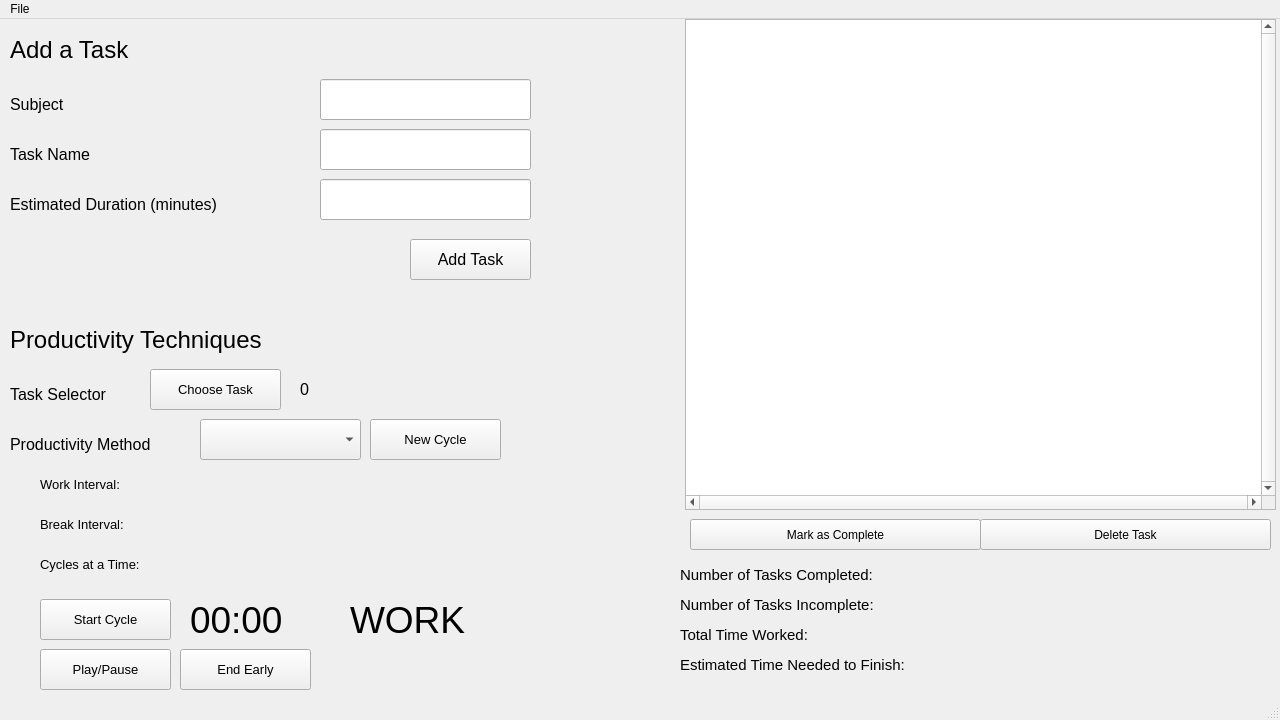
First picture: the form in python vis app/mainwindow.ui, repository mishaalkandapath/hackathon, before the edit.
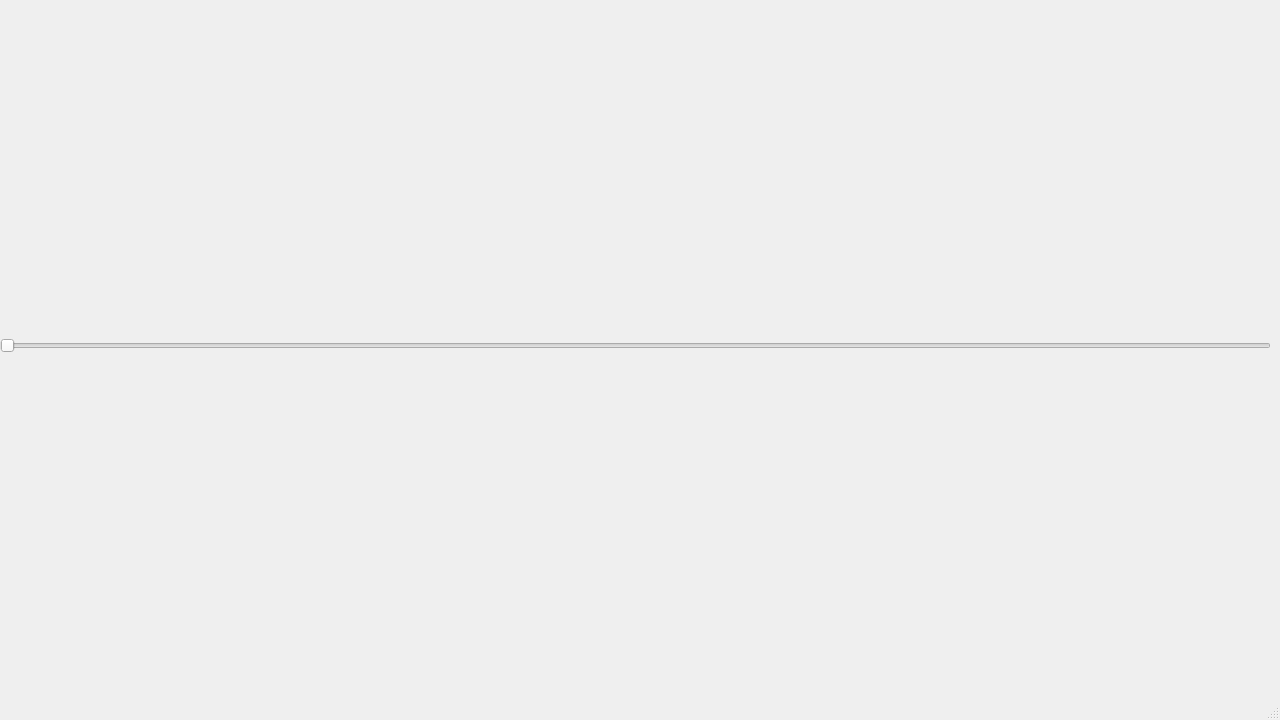
Second picture: the form after the edit.

Diff of the .ui file:
```diff
--- a/python vis app/mainwindow.ui
+++ b/python vis app/mainwindow.ui
@@ -20,534 +20,25 @@
    <string>ToDoPlus</string>
   </property>
   <widget class="QWidget" name="centralwidget">
-   <widget class="QTableWidget" name="tasksTable">
+   <widget class="QWidget" name="verticalLayoutWidget">
     <property name="geometry">
      <rect>
-      <x>685</x>
+      <x>0</x>
       <y>0</y>
-      <width>591</width>
-      <height>491</height>
+      <width>1271</width>
+      <height>691</height>
      </rect>
     </property>
-    <property name="verticalScrollBarPolicy">
-     <enum>Qt::ScrollBarAlwaysOn</enum>
-    </property>
-    <property name="horizontalScrollBarPolicy">
-     <enum>Qt::ScrollBarAlwaysOn</enum>
-    </property>
-    <property name="sizeAdjustPolicy">
-     <enum>QAbstractScrollArea::AdjustToContents</enum>
-    </property>
-    <property name="columnCount">
-     <number>0</number>
-    </property>
-    <attribute name="horizontalHeaderCascadingSectionResizes">
-     <bool>true</bool>
-    </attribute>
-    <attribute name="horizontalHeaderMinimumSectionSize">
-     <number>45</number>
-    </attribute>
+    <layout class="QVBoxLayout" name="verticalLayout">
+     <item>
+      <widget class="QSlider" name="horizontalSlider">
+       <property name="orientation">
+        <enum>Qt::Horizontal</enum>
+       </property>
+      </widget>
+     </item>
+    </layout>
    </widget>
-   <widget class="QLabel" name="taskHeader">
-    <property name="geometry">
-     <rect>
-      <x>10</x>
-      <y>10</y>
-      <width>161</width>
-      <height>41</height>
-     </rect>
-    </property>
-    <property name="font">
-     <font>
-      <pointsize>18</pointsize>
-     </font>
-    </property>
-    <property name="text">
-     <string>Add a Task</string>
-    </property>
-   </widget>
-   <widget class="QLabel" name="subjectLabel">
-    <property name="geometry">
-     <rect>
-      <x>10</x>
-      <y>70</y>
-      <width>111</width>
-      <height>31</height>
-     </rect>
-    </property>
-    <property name="font">
-     <font>
-      <pointsize>12</pointsize>
-     </font>
-    </property>
-    <property name="text">
-     <string>Subject</string>
-    </property>
-   </widget>
-   <widget class="QLabel" name="taskLabel">
-    <property name="geometry">
-     <rect>
-      <x>10</x>
-      <y>120</y>
-      <width>111</width>
-      <height>31</height>
-     </rect>
-    </property>
-    <property name="font">
-     <font>
-      <pointsize>12</pointsize>
-     </font>
-    </property>
-    <property name="text">
-     <string>Task Name</string>
-    </property>
-   </widget>
-   <widget class="QLabel" name="timeLabel">
-    <property name="geometry">
-     <rect>
-      <x>10</x>
-      <y>170</y>
-      <width>271</width>
-      <height>31</height>
-     </rect>
-    </property>
-    <property name="font">
-     <font>
-      <pointsize>12</pointsize>
-     </font>
-    </property>
-    <property name="text">
-     <string>Estimated Duration (minutes)</string>
-    </property>
-   </widget>
-   <widget class="QLineEdit" name="subjectBox">
-    <property name="geometry">
-     <rect>
-      <x>320</x>
-      <y>60</y>
-      <width>211</width>
-      <height>41</height>
-     </rect>
-    </property>
-   </widget>
-   <widget class="QLineEdit" name="taskBox">
-    <property name="geometry">
-     <rect>
-      <x>320</x>
-      <y>110</y>
-      <width>211</width>
-      <height>41</height>
-     </rect>
-    </property>
-   </widget>
-   <widget class="QLineEdit" name="timeBox">
-    <property name="geometry">
-     <rect>
-      <x>320</x>
-      <y>160</y>
-      <width>211</width>
-      <height>41</height>
-     </rect>
-    </property>
-   </widget>
-   <widget class="QPushButton" name="addTaskButton">
-    <property name="geometry">
-     <rect>
-      <x>410</x>
-      <y>220</y>
-      <width>121</width>
-      <height>41</height>
-     </rect>
-    </property>
-    <property name="font">
-     <font>
-      <pointsize>12</pointsize>
-     </font>
-    </property>
-    <property name="text">
-     <string>Add Task</string>
-    </property>
-   </widget>
-   <widget class="QLabel" name="productivityHeader">
-    <property name="geometry">
-     <rect>
-      <x>10</x>
-      <y>300</y>
-      <width>321</width>
-      <height>41</height>
-     </rect>
-    </property>
-    <property name="font">
-     <font>
-      <pointsize>18</pointsize>
-     </font>
-    </property>
-    <property name="text">
-     <string>Productivity Techniques</string>
-    </property>
-   </widget>
-   <widget class="QLabel" name="chooseTaskLabel">
-    <property name="geometry">
-     <rect>
-      <x>10</x>
-      <y>360</y>
-      <width>131</width>
-      <height>31</height>
-     </rect>
-    </property>
-    <property name="font">
-     <font>
-      <pointsize>12</pointsize>
-     </font>
-    </property>
-    <property name="text">
-     <string>Task Selector</string>
-    </property>
-   </widget>
-   <widget class="QPushButton" name="chooseButton">
-    <property name="geometry">
-     <rect>
-      <x>150</x>
-      <y>350</y>
-      <width>131</width>
-      <height>41</height>
-     </rect>
-    </property>
-    <property name="font">
-     <font>
-      <pointsize>10</pointsize>
-     </font>
-    </property>
-    <property name="text">
-     <string>Choose Task</string>
-    </property>
-   </widget>
-   <widget class="QLabel" name="productivityLabel">
-    <property name="geometry">
-     <rect>
-      <x>10</x>
-      <y>410</y>
-      <width>181</width>
-      <height>31</height>
-     </rect>
-    </property>
-    <property name="font">
-     <font>
-      <pointsize>12</pointsize>
-     </font>
-    </property>
-    <property name="text">
-     <string>Productivity Method</string>
-    </property>
-   </widget>
-   <widget class="QComboBox" name="productivityChoose">
-    <property name="geometry">
-     <rect>
-      <x>200</x>
-      <y>400</y>
-      <width>161</width>
-      <height>41</height>
-     </rect>
-    </property>
-    <property name="currentText">
-     <string extracomment="Choose a Method"/>
-    </property>
-   </widget>
-   <widget class="QLabel" name="workLabel">
-    <property name="geometry">
-     <rect>
-      <x>40</x>
-      <y>450</y>
-      <width>581</width>
-      <height>31</height>
-     </rect>
-    </property>
-    <property name="font">
-     <font>
-      <pointsize>10</pointsize>
-     </font>
-    </property>
-    <property name="text">
-     <string>Work Interval: </string>
-    </property>
-   </widget>
-   <widget class="QLabel" name="breakLabel">
-    <property name="geometry">
-     <rect>
-      <x>40</x>
-      <y>490</y>
-      <width>561</width>
-      <height>31</height>
-     </rect>
-    </property>
-    <property name="font">
-     <font>
-      <pointsize>10</pointsize>
-     </font>
-    </property>
-    <property name="text">
-     <string>Break Interval: </string>
-    </property>
-   </widget>
-   <widget class="QLabel" name="cyclesLabel">
-    <property name="geometry">
-     <rect>
-      <x>40</x>
-      <y>530</y>
-      <width>581</width>
-      <height>31</height>
-     </rect>
-    </property>
-    <property name="font">
-     <font>
-      <pointsize>10</pointsize>
-     </font>
-    </property>
-    <property name="text">
-     <string>Cycles at a Time: </string>
-    </property>
-   </widget>
-   <widget class="QPushButton" name="completeButton">
-    <property name="geometry">
-     <rect>
-      <x>690</x>
-      <y>500</y>
-      <width>291</width>
-      <height>31</height>
-     </rect>
-    </property>
-    <property name="text">
-     <string>Mark as Complete</string>
-    </property>
-   </widget>
-   <widget class="QPushButton" name="deleteButton">
-    <property name="geometry">
-     <rect>
-      <x>980</x>
-      <y>500</y>
-      <width>291</width>
-      <height>31</height>
-     </rect>
-    </property>
-    <property name="text">
-     <string>Delete Task</string>
-    </property>
-   </widget>
-   <widget class="QLabel" name="taskChosenLabel">
-    <property name="geometry">
-     <rect>
-      <x>300</x>
-      <y>350</y>
-      <width>291</width>
-      <height>41</height>
-     </rect>
-    </property>
-    <property name="font">
-     <font>
-      <pointsize>12</pointsize>
-     </font>
-    </property>
-    <property name="text">
-     <string>0</string>
-    </property>
-   </widget>
-   <widget class="QLabel" name="completeLabel">
-    <property name="geometry">
-     <rect>
-      <x>680</x>
-      <y>540</y>
-      <width>581</width>
-      <height>31</height>
-     </rect>
-    </property>
-    <property name="font">
-     <font>
-      <pointsize>11</pointsize>
-     </font>
-    </property>
-    <property name="text">
-     <string>Number of Tasks Completed:</string>
-    </property>
-   </widget>
-   <widget class="QLabel" name="incompleteLabel">
-    <property name="geometry">
-     <rect>
-      <x>680</x>
-      <y>570</y>
-      <width>571</width>
-      <height>31</height>
-     </rect>
-    </property>
-    <property name="font">
-     <font>
-      <pointsize>11</pointsize>
-     </font>
-    </property>
-    <property name="text">
-     <string>Number of Tasks Incomplete:</string>
-    </property>
-   </widget>
-   <widget class="QLabel" name="timeWorkedLabel">
-    <property name="geometry">
-     <rect>
-      <x>680</x>
-      <y>600</y>
-      <width>571</width>
-      <height>31</height>
-     </rect>
-    </property>
-    <property name="font">
-     <font>
-      <pointsize>11</pointsize>
-     </font>
-    </property>
-    <property name="text">
-     <string>Total Time Worked:</string>
-    </property>
-   </widget>
-   <widget class="QLabel" name="timeNeededLabel">
-    <property name="geometry">
-     <rect>
-      <x>680</x>
-      <y>630</y>
-      <width>581</width>
-      <height>31</height>
-     </rect>
-    </property>
-    <property name="font">
-     <font>
-      <pointsize>11</pointsize>
-     </font>
-    </property>
-    <property name="text">
-     <string>Estimated Time Needed to Finish:</string>
-    </property>
-   </widget>
-   <widget class="QPushButton" name="timerButton">
-    <property name="geometry">
-     <rect>
-      <x>40</x>
-      <y>580</y>
-      <width>131</width>
-      <height>41</height>
-     </rect>
-    </property>
-    <property name="font">
-     <font>
-      <pointsize>10</pointsize>
-     </font>
-    </property>
-    <property name="text">
-     <string>Start Cycle</string>
-    </property>
-   </widget>
-   <widget class="QLabel" name="statusLabel">
-    <property name="geometry">
-     <rect>
-      <x>350</x>
-      <y>580</y>
-      <width>281</width>
-      <height>41</height>
-     </rect>
-    </property>
-    <property name="font">
-     <font>
-      <pointsize>28</pointsize>
-     </font>
-    </property>
-    <property name="text">
-     <string>WORK</string>
-    </property>
-   </widget>
-   <widget class="QLabel" name="timerLabel">
-    <property name="geometry">
-     <rect>
-      <x>190</x>
-      <y>580</y>
-      <width>181</width>
-      <height>41</height>
-     </rect>
-    </property>
-    <property name="font">
-     <font>
-      <pointsize>28</pointsize>
-     </font>
-    </property>
-    <property name="text">
-     <string>00:00</string>
-    </property>
-   </widget>
-   <widget class="QPushButton" name="playPauseButton">
-    <property name="geometry">
-     <rect>
-      <x>40</x>
-      <y>630</y>
-      <width>131</width>
-      <height>41</height>
-     </rect>
-    </property>
-    <property name="font">
-     <font>
-      <pointsize>10</pointsize>
-     </font>
-    </property>
-    <property name="text">
-     <string>Play/Pause</string>
-    </property>
-   </widget>
-   <widget class="QPushButton" name="resetButton">
-    <property name="geometry">
-     <rect>
-      <x>370</x>
-      <y>400</y>
-      <width>131</width>
-      <height>41</height>
-     </rect>
-    </property>
-    <property name="font">
-     <font>
-      <pointsize>10</pointsize>
-     </font>
-    </property>
-    <property name="text">
-     <string>New Cycle</string>
-    </property>
-   </widget>
-   <widget class="QPushButton" name="endButton">
-    <property name="geometry">
-     <rect>
-      <x>180</x>
-      <y>630</y>
-      <width>131</width>
-      <height>41</height>
-     </rect>
-    </property>
-    <property name="font">
-     <font>
-      <pointsize>10</pointsize>
-     </font>
-    </property>
-    <property name="text">
-     <string>End Early</string>
-    </property>
-   </widget>
-  </widget>
-  <widget class="QMenuBar" name="menubar">
-   <property name="geometry">
-    <rect>
-     <x>0</x>
-     <y>0</y>
-     <width>1280</width>
-     <height>21</height>
-    </rect>
-   </property>
-   <widget class="QMenu" name="menuNew_Day">
-    <property name="title">
-     <string>File</string>
-    </property>
-    <addaction name="actionNewDay"/>
-   </widget>
-   <addaction name="menuNew_Day"/>
   </widget>
   <widget class="QStatusBar" name="statusbar"/>
   <action name="actionNew_Day">
```
